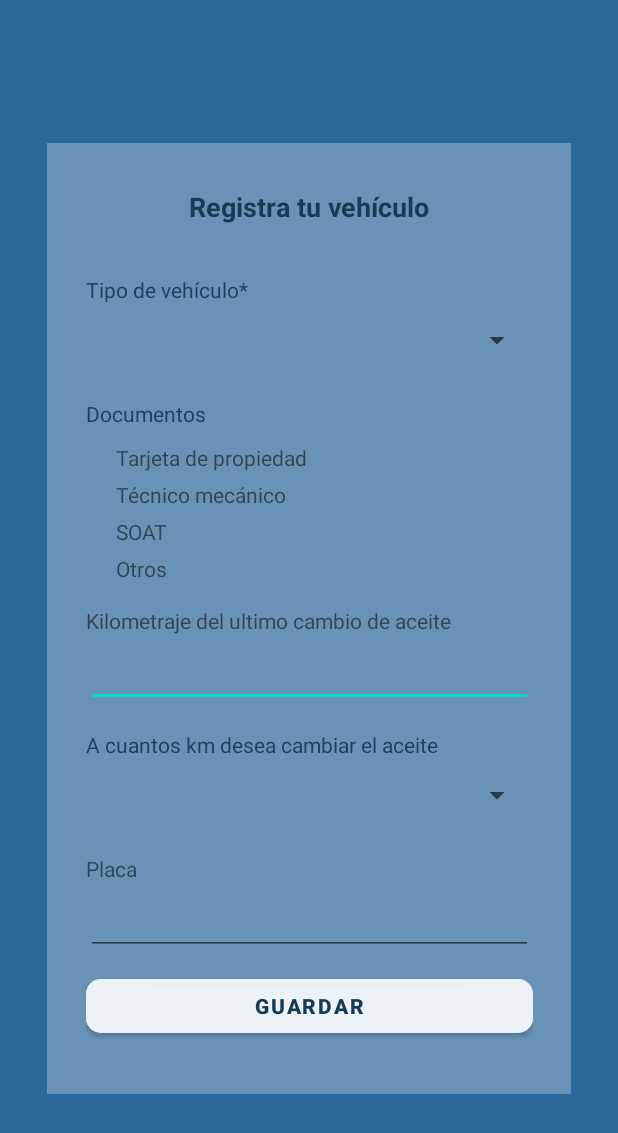
After one commit to AlejandroParra15/GARAGE-VGO, an Android app: the layout activity_addvehicle.xml on its own in the app's theme, with its tools: preview values and no code run, on a phone screen of 412 x 824 dp. The commit adds this screen. Shown: the top 1133 px of the screen. Run offline under Robolectric (Android 15) with nearby library versions, the phone set to English and light mode, and no system bars.

Commit message:
Se agregaron 3 iconos y se agrego la hizo la pantalla de registrar un vehiculo

```diff
--- /dev/null
+++ b/app/src/main/res/layout/activity_addvehicle.xml
@@ -0,0 +1,226 @@
+<?xml version="1.0" encoding="utf-8"?>
+<androidx.constraintlayout.widget.ConstraintLayout xmlns:android="http://schemas.android.com/apk/res/android"
+    xmlns:app="http://schemas.android.com/apk/res-auto"
+    xmlns:tools="http://schemas.android.com/tools"
+    android:layout_width="match_parent"
+    android:layout_height="match_parent"
+    android:background="#2C699A">
+
+    <androidx.constraintlayout.widget.ConstraintLayout
+        android:layout_width="349dp"
+        android:layout_height="634dp"
+        android:layout_marginStart="30dp"
+        android:layout_marginTop="30dp"
+        android:layout_marginEnd="30dp"
+        android:layout_marginBottom="30dp"
+        android:background="#48FFFFFF"
+        app:circularflow_radiusInDP=""
+        app:layout_constraintBottom_toBottomOf="parent"
+        app:layout_constraintEnd_toEndOf="parent"
+        app:layout_constraintStart_toStartOf="parent"
+        app:layout_constraintTop_toTopOf="parent">
+
+        <TextView
+            android:id="@+id/tituloRegisterVehicle"
+            android:layout_width="wrap_content"
+            android:layout_height="wrap_content"
+            android:layout_marginTop="30dp"
+            android:text="Registra tu vehículo"
+            android:textColor="#173B57"
+            android:textSize="18sp"
+            android:textStyle="bold"
+            app:layout_constraintEnd_toEndOf="parent"
+            app:layout_constraintStart_toStartOf="parent"
+            app:layout_constraintTop_toTopOf="parent" />
+
+        <androidx.constraintlayout.widget.ConstraintLayout
+            android:id="@+id/constraintLayout"
+            android:layout_width="298dp"
+            android:layout_height="524dp"
+            android:layout_marginStart="15dp"
+            android:layout_marginTop="15dp"
+            android:layout_marginEnd="15dp"
+            android:layout_marginBottom="15dp"
+            app:layout_constraintBottom_toBottomOf="parent"
+            app:layout_constraintEnd_toEndOf="parent"
+            app:layout_constraintStart_toStartOf="parent"
+            app:layout_constraintTop_toBottomOf="@+id/tituloRegisterVehicle">
+
+            <TextView
+                android:id="@+id/textTypeVehicle"
+                android:layout_width="0dp"
+                android:layout_height="wrap_content"
+                android:layout_marginTop="5dp"
+                android:text="Tipo de vehículo*"
+                android:textColor="#1B4160"
+                app:layout_constraintEnd_toEndOf="parent"
+                app:layout_constraintHorizontal_bias="0.0"
+                app:layout_constraintStart_toStartOf="parent"
+                app:layout_constraintTop_toTopOf="parent" />
+
+            <Spinner
+                android:id="@+id/spinnerCarOrMotId"
+                android:layout_width="match_parent"
+                android:layout_height="wrap_content"
+                android:minHeight="48dp"
+                app:layout_constraintEnd_toEndOf="parent"
+                app:layout_constraintHorizontal_bias="0.0"
+                app:layout_constraintStart_toStartOf="parent"
+                app:layout_constraintTop_toBottomOf="@+id/textTypeVehicle" />
+
+            <TextView
+                android:id="@+id/textDouments"
+                android:layout_width="0dp"
+                android:layout_height="wrap_content"
+                android:layout_marginTop="15dp"
+                android:text="Documentos"
+                android:textColor="#1B4160"
+                app:layout_constraintEnd_toEndOf="parent"
+                app:layout_constraintStart_toStartOf="parent"
+                app:layout_constraintTop_toBottomOf="@+id/spinnerCarOrMotId" />
+
+            <TextView
+                android:id="@+id/tPropiedadId"
+                android:layout_width="0dp"
+                android:layout_height="wrap_content"
+                android:layout_marginStart="20dp"
+                android:layout_marginTop="10dp"
+                android:layout_marginEnd="20dp"
+                android:text="Tarjeta de propiedad"
+                app:layout_constraintEnd_toEndOf="parent"
+                app:layout_constraintStart_toStartOf="parent"
+                app:layout_constraintTop_toBottomOf="@+id/textDouments" />
+
+            <TextView
+                android:id="@+id/TecnicoMecId"
+                android:layout_width="0dp"
+                android:layout_height="wrap_content"
+                android:layout_marginStart="20dp"
+                android:layout_marginTop="5dp"
+                android:layout_marginEnd="20dp"
+                android:text="Técnico mecánico"
+                app:layout_constraintEnd_toEndOf="parent"
+                app:layout_constraintStart_toStartOf="parent"
+                app:layout_constraintTop_toBottomOf="@+id/tPropiedadId" />
+
+            <TextView
+                android:id="@+id/soatId"
+                android:layout_width="0dp"
+                android:layout_height="wrap_content"
+                android:layout_marginStart="20dp"
+                android:layout_marginTop="5dp"
+                android:layout_marginEnd="20dp"
+                android:text="SOAT"
+                app:layout_constraintEnd_toEndOf="parent"
+                app:layout_constraintHorizontal_bias="0.0"
+                app:layout_constraintStart_toStartOf="parent"
+                app:layout_constraintTop_toBottomOf="@+id/TecnicoMecId" />
+
+            <TextView
+                android:id="@+id/otrosImgId"
+                android:layout_width="0dp"
+                android:layout_height="wrap_content"
+                android:layout_marginStart="20dp"
+                android:layout_marginTop="5dp"
+                android:layout_marginEnd="20dp"
+                android:text="Otros"
+                app:layout_constraintEnd_toEndOf="parent"
+                app:layout_constraintHorizontal_bias="0.0"
+                app:layout_constraintStart_toStartOf="parent"
+                app:layout_constraintTop_toBottomOf="@+id/soatId" />
+
+            <TextView
+                android:id="@+id/textKmAceite"
+                android:layout_width="0dp"
+                android:layout_height="wrap_content"
+                android:layout_marginTop="15dp"
+                android:text="Kilometraje del ultimo cambio de aceite"
+                app:layout_constraintEnd_toEndOf="parent"
+                app:layout_constraintHorizontal_bias="0.0"
+                app:layout_constraintStart_toStartOf="parent"
+                app:layout_constraintTop_toBottomOf="@+id/otrosImgId" />
+
+            <EditText
+                android:id="@+id/kmAceiteId"
+                android:layout_width="0dp"
+                android:layout_height="wrap_content"
+                android:ems="10"
+                android:inputType="textPersonName"
+                android:minHeight="48dp"
+                android:textSize="14sp"
+                app:layout_constraintEnd_toEndOf="parent"
+                app:layout_constraintStart_toStartOf="parent"
+                app:layout_constraintTop_toBottomOf="@+id/textKmAceite"
+                tools:ignore="SpeakableTextPresentCheck" />
+
+            <TextView
+                android:id="@+id/textkmCambioAceite"
+                android:layout_width="0dp"
+                android:layout_height="wrap_content"
+                android:layout_marginTop="15dp"
+                android:text="A cuantos km desea cambiar el aceite"
+                android:textColor="#1B4160"
+                app:layout_constraintEnd_toEndOf="parent"
+                app:layout_constraintHorizontal_bias="0.0"
+                app:layout_constraintStart_toStartOf="parent"
+                app:layout_constraintTop_toBottomOf="@+id/kmAceiteId" />
+
+            <Spinner
+                android:id="@+id/spinnerKmCambAceiteId"
+                android:layout_width="match_parent"
+                android:layout_height="wrap_content"
+                android:minHeight="48dp"
+                app:layout_constraintEnd_toEndOf="parent"
+                app:layout_constraintHorizontal_bias="0.0"
+                app:layout_constraintStart_toStartOf="parent"
+                app:layout_constraintTop_toBottomOf="@+id/textkmCambioAceite" />
+
+            <TextView
+                android:id="@+id/textPlaca"
+                android:layout_width="0dp"
+                android:layout_height="wrap_content"
+                android:layout_marginTop="15dp"
+                android:text="Placa"
+                app:layout_constraintEnd_toEndOf="parent"
+                app:layout_constraintHorizontal_bias="0.0"
+                app:layout_constraintStart_toStartOf="parent"
+                app:layout_constraintTop_toBottomOf="@+id/spinnerKmCambAceiteId" />
+
+            <EditText
+                android:id="@+id/placaId"
+                android:layout_width="0dp"
+                android:layout_height="wrap_content"
+                android:ems="10"
+                android:inputType="textPersonName"
+                android:minHeight="48dp"
+                android:textSize="14sp"
+                app:layout_constraintEnd_toEndOf="parent"
+                app:layout_constraintStart_toStartOf="parent"
+                app:layout_constraintTop_toBottomOf="@+id/textPlaca" />
+
+            <Button
+                android:id="@+id/buttonSaveId"
+                android:layout_width="0dp"
+                android:layout_height="wrap_content"
+                android:layout_marginTop="15dp"
+                android:layout_marginBottom="5dp"
+                android:autoText="false"
+                android:backgroundTint="#A9FFFFFF"
+                android:elegantTextHeight="false"
+                android:insetTop="2dp"
+                android:insetBottom="10dp"
+                android:text="Guardar"
+                android:textAlignment="center"
+                android:textColor="#173B57"
+                android:textSize="14sp"
+                android:textStyle="bold"
+                app:cornerRadius="10dp"
+                app:layout_constraintBottom_toBottomOf="parent"
+                app:layout_constraintEnd_toEndOf="parent"
+                app:layout_constraintStart_toStartOf="parent"
+                app:layout_constraintTop_toBottomOf="@+id/placaId" />
+
+        </androidx.constraintlayout.widget.ConstraintLayout>
+
+    </androidx.constraintlayout.widget.ConstraintLayout>
+</androidx.constraintlayout.widget.ConstraintLayout>
--- a/app/src/main/res/layout/activity_home.xml
+++ b/app/src/main/res/layout/activity_home.xml
@@ -4,6 +4,7 @@
     xmlns:tools="http://schemas.android.com/tools"
     android:layout_width="match_parent"
     android:layout_height="match_parent"
+    android:background="#2C699A"
     tools:context=".HomeActivity">
 
 </androidx.constraintlayout.widget.ConstraintLayout>
--- a/app/src/main/res/layout/activity_main.xml
+++ b/app/src/main/res/layout/activity_main.xml
@@ -4,6 +4,7 @@
     xmlns:tools="http://schemas.android.com/tools"
     android:layout_width="match_parent"
     android:layout_height="match_parent"
+    android:background="#2C699A"
     tools:context=".MainActivity">
 
     <de.hdodenhof.circleimageview.CircleImageView
--- a/app/src/main/res/layout/activity_register.xml
+++ b/app/src/main/res/layout/activity_register.xml
@@ -4,6 +4,7 @@
     xmlns:tools="http://schemas.android.com/tools"
     android:layout_width="match_parent"
     android:layout_height="match_parent"
+    android:background="#2C699A"
     tools:context=".RegisterActivity">
 
     <EditText
--- /dev/null
+++ b/app/src/main/res/layout/fragment_navigation.xml
@@ -0,0 +1,28 @@
+<?xml version="1.0" encoding="utf-8"?>
+<androidx.constraintlayout.widget.ConstraintLayout xmlns:android="http://schemas.android.com/apk/res/android"
+    xmlns:app="http://schemas.android.com/apk/res-auto"
+    xmlns:tools="http://schemas.android.com/tools"
+    android:layout_width="match_parent"
+    android:layout_height="match_parent">
+
+    <com.google.android.material.bottomnavigation.BottomNavigationView
+        android:id="@+id/bottomNavigationView"
+        android:layout_width="0dp"
+        android:layout_height="wrap_content"
+        android:background="#DC2C699A"
+        app:layout_constraintBottom_toBottomOf="parent"
+        app:layout_constraintEnd_toEndOf="parent"
+        app:layout_constraintStart_toStartOf="parent">
+
+    </com.google.android.material.bottomnavigation.BottomNavigationView>
+
+    <androidx.constraintlayout.widget.ConstraintLayout
+        android:layout_width="0dp"
+        android:layout_height="0dp"
+        app:layout_constraintBottom_toTopOf="@+id/bottomNavigationView"
+        app:layout_constraintEnd_toEndOf="parent"
+        app:layout_constraintStart_toStartOf="parent"
+        app:layout_constraintTop_toTopOf="parent">
+
+    </androidx.constraintlayout.widget.ConstraintLayout>
+</androidx.constraintlayout.widget.ConstraintLayout>
--- /dev/null
+++ b/app/src/main/res/menu/menuapp.xml
@@ -0,0 +1,17 @@
+<?xml version="1.0" encoding="utf-8"?>
+
+<menu xmlns:android="http://schemas.android.com/apk/res/android">
+
+
+    <item
+        android:icon="@drawable/profile_icon"
+
+        android:title="profileItem" />
+    <item
+        android:icon="@drawable/rin_icon"
+        android:title="myVehicleItem" />
+    <item
+        android:icon="@drawable/notify_icon"
+        android:title="notifyItem" />
+
+</menu>
--- a/app/src/main/res/values/colors.xml
+++ b/app/src/main/res/values/colors.xml
@@ -8,4 +8,5 @@
     <color name="black">#FF000000</color>
     <color name="white">#FFFFFFFF</color>
     <color name="orange">#FF5722</color>
+
 </resources>
```
Also changed, not shown: app/src/main/res/drawable-v24/notify_icon.png (added), app/src/main/res/drawable-v24/profile_icon.png (added), app/src/main/res/drawable-v24/rin_icon.png (added).
